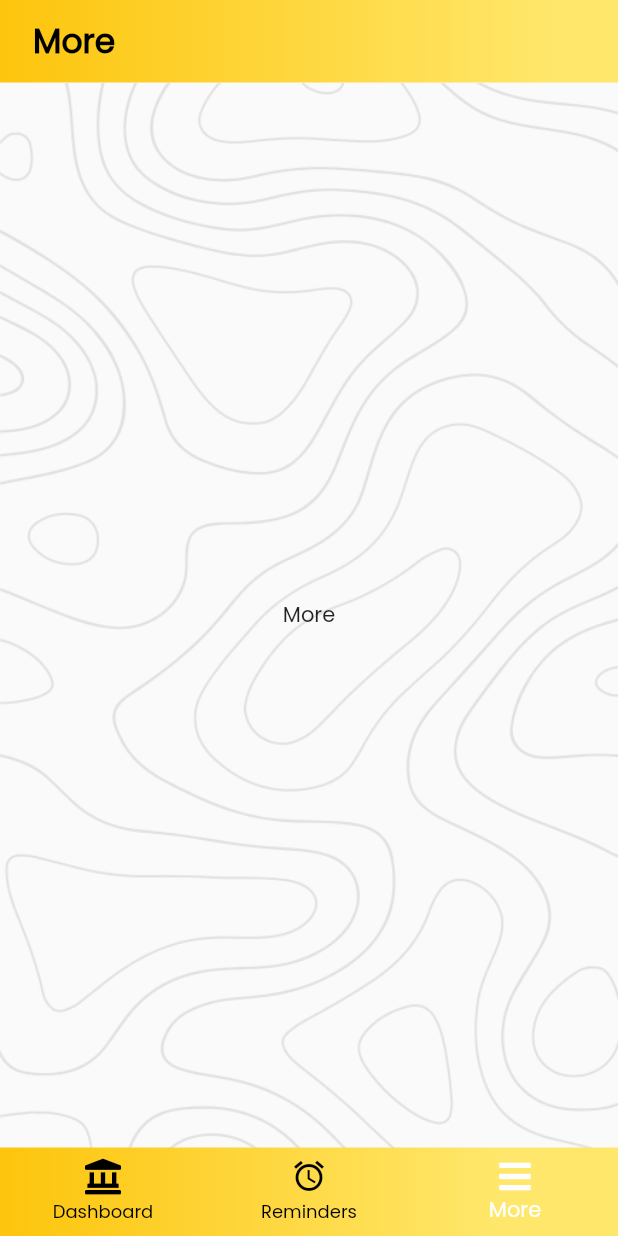
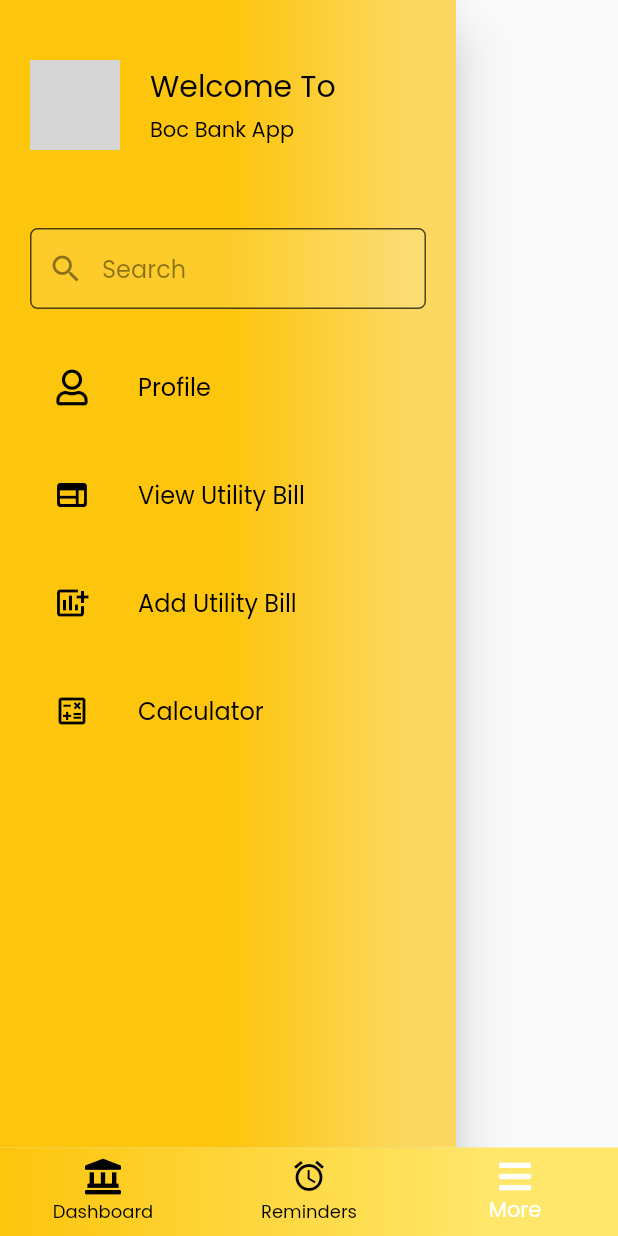
Before and after one commit to it19951386/BOC_Mobile_App, a Flutter app: the screen it shows after launch, item 3 of the bottom bar chosen, on a phone screen of 412 x 824 dp. Run offline on Flutter 3.47's test engine with Material 2 defaults, Android fonts, the phone set to English and light mode, and no system bars; our stand-ins replace cloud_firestore, firebase_auth, firebase_core, font_awesome_flutter, table_calendar; accounts and stored records are empty; network calls fail; grey boxes are pictures that could not be loaded.

Commit message:
add side bar

```diff
--- /dev/null
+++ b/lib/screens/ishanka/widgets/SideBar/navigation_drawer_widget.dart
@@ -0,0 +1,172 @@
+import 'package:boc_mobile_app/screens/ishanka/Profile.dart';
+import 'package:flutter/material.dart';
+import 'package:font_awesome_flutter/font_awesome_flutter.dart';
+
+
+class NavigationDrawerWidget extends StatelessWidget {
+  final padding = EdgeInsets.symmetric(horizontal: 20);
+  @override
+  Widget build(BuildContext context) {
+    final title = 'Welcome To';
+    final title2 = 'Boc Bank App';
+    final urlImage =
+        'https://d1yjjnpx0p53s8.cloudfront.net/styles/logo-original-577x577/s3/102012/boc.jpg?itok=STSg97D3';
+
+    return Drawer(
+      child: Container(
+        decoration: BoxDecoration(
+          gradient: LinearGradient(
+            colors: [
+              Color.fromARGB(255, 253, 197, 12),
+              Color.fromARGB(164, 253, 197, 12)
+            ],
+            begin: Alignment.bottomCenter,
+            end: Alignment.bottomRight,
+            stops: [0.0, 0.8],
+            tileMode: TileMode.clamp,
+          ),
+        ),
+        child: ListView(
+          children: <Widget>[
+            buildHeader(
+              urlImage: urlImage,
+              title: title,
+              title2: title2,
+              onClicked: () {},
+
+            ),
+            Container(
+              padding: padding,
+              child: Column(
+                children: [
+                  const SizedBox(height: 12),
+                  buildSearchField(),
+                  const SizedBox(height: 24),
+                  buildMenuItem(
+                    text: 'Profile',
+                    icon:  FontAwesomeIcons.user,
+                    onClicked: () => selectedItem(context, 0),
+                  ),
+                  const SizedBox(height: 16),
+                  buildMenuItem(
+                    text: 'View Utility Bill',
+                    icon: Icons.web_rounded,
+                    onClicked: () => selectedItem(context, 1),
+                  ),
+                  const SizedBox(height: 16),
+                  buildMenuItem(
+                    text: 'Add Utility Bill',
+                    icon: Icons.add_chart,
+                    onClicked: () => selectedItem(context, 2),
+                  ),
+                  const SizedBox(height: 16),
+                  buildMenuItem(
+                    text: 'Calculator',
+                    icon: Icons.calculate_outlined,
+                    onClicked: () => selectedItem(context, 3),
+                  ),
+                  const SizedBox(height: 24),
+                  const SizedBox(height: 24),
+
+
+                ],
+              ),
+            ),
+          ],
+        ),
+      ),
+    );
+  }
+
+  Widget buildHeader({
+    required String urlImage,
+    required String title,
+    required String title2,
+    required VoidCallback onClicked,
+  }) =>
+      InkWell(
+        onTap: onClicked,
+        child: Container(
+          padding: padding.add(EdgeInsets.symmetric(vertical: 40)),
+          child: Row(
+            children: [
+              CircleAvatar(radius: 30, backgroundImage: NetworkImage(urlImage)),
+              SizedBox(width: 20),
+              Column(
+                crossAxisAlignment: CrossAxisAlignment.start,
+                children: [
+                  Text(
+                    title,
+                    style: TextStyle(fontSize: 20, color: Colors.black),
+                  ),
+                  const SizedBox(height: 4),
+                  Text(
+                    title2,
+                    style: TextStyle(fontSize: 14, color: Colors.black),
+                  ),
+                ],
+              ),
+              Spacer(),
+
+            ],
+          ),
+        ),
+      );
+
+  Widget buildSearchField() {
+    final color = Colors.black45;
+
+    return TextField(
+      style: TextStyle(color: color),
+      decoration: InputDecoration(
+        contentPadding: EdgeInsets.symmetric(horizontal: 20, vertical: 15),
+        hintText: 'Search',
+        hintStyle: TextStyle(color: color),
+        prefixIcon: Icon(Icons.search, color: color),
+        filled: true,
+        fillColor: Colors.white12,
+        enabledBorder: OutlineInputBorder(
+          borderRadius: BorderRadius.circular(5),
+          borderSide: BorderSide(color: color.withOpacity(0.7)),
+        ),
+        focusedBorder: OutlineInputBorder(
+          borderRadius: BorderRadius.circular(5),
+          borderSide: BorderSide(color: color.withOpacity(0.7)),
+        ),
+      ),
+    );
+  }
+
+  Widget buildMenuItem({
+    required String text,
+    required IconData icon,
+    VoidCallback? onClicked,
+  }) {
+    final color = Colors.black;
+    final hoverColor = Colors.black;
+
+    return ListTile(
+      leading: Icon(icon, color: color),
+      title: Text(text, style: TextStyle(color: color,fontFamily: 'Poppins',)),
+      hoverColor: hoverColor,
+      onTap: onClicked,
+    );
+  }
+
+  void selectedItem(BuildContext context, int index) {
+
+
+    switch (index) {
+      case 0:
+        Navigator.of(context).push(MaterialPageRoute(
+          builder: (context) => Profile(),
+        ));
+        break;
+      // case 1:
+      //   Navigator.of(context).push(MaterialPageRoute(
+      //     builder: (context) => FavouritesPage(),
+      //   ));
+      //   break;
+    }
+  }
+}
--- a/lib/screens/pasindu/dashboard.dart
+++ b/lib/screens/pasindu/dashboard.dart
@@ -1,3 +1,4 @@
+import 'package:boc_mobile_app/screens/ishanka/widgets/SideBar/navigation_drawer_widget.dart';
 import 'package:flutter/material.dart';
 import 'package:font_awesome_flutter/font_awesome_flutter.dart';
 import 'package:boc_mobile_app/screens/pasindu/tabWidgets.dart';
@@ -12,7 +13,7 @@ class Dashboard extends StatefulWidget {
 
 class _DashboardState extends State<Dashboard> {
   int _currentIndex = 0;
-  final List _children = [DashboardTab(), Reminder(), Test3()];
+  final List _children = [DashboardTab(), Reminder(), NavigationDrawerWidget()];
   @override
   Widget build(BuildContext context) {
     return Scaffold(
@@ -25,9 +26,7 @@ class _DashboardState extends State<Dashboard> {
             //     fit: BoxFit.cover,
             //   ),
             // ),
-            child: new Center(
-              child: _children[_currentIndex],
-            ),
+              child:_children[_currentIndex]
           ),
         ],
       ),
```
